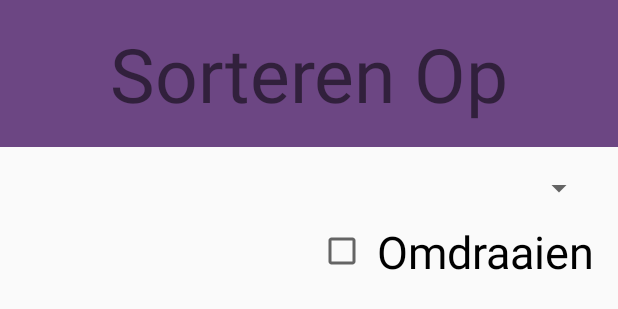
After one commit to brentvermolen/Films, an Android app: the layout dialog_sort.xml on its own in the app's theme, with its tools: preview values and no code run, on a phone screen of 412 x 824 dp. The commit adds this screen. Shown: the top 309 px of the screen. Run offline under Robolectric (Android 15) with nearby library versions, the phone set to English and light mode, and no system bars.

Commit message:
sorteren van films op Home

```diff
--- /dev/null
+++ b/app/src/main/res/layout/dialog_sort.xml
@@ -0,0 +1,45 @@
+<?xml version="1.0" encoding="utf-8"?>
+<LinearLayout
+    xmlns:android="http://schemas.android.com/apk/res/android"
+    android:layout_width="match_parent"
+    android:layout_height="match_parent"
+    android:orientation="vertical">
+
+    <TextView
+        android:id="@+id/lblTitel"
+        android:layout_width="match_parent"
+        android:layout_height="wrap_content"
+        android:text="Sorteren Op"
+        android:textSize="50dp"
+        android:gravity="center"
+        android:padding="15dp"
+        android:background="@color/colorPrimary"/>
+
+    <ScrollView
+        android:layout_width="match_parent"
+        android:layout_height="match_parent"
+        android:layout_margin="15dp">
+
+        <LinearLayout
+            android:layout_width="match_parent"
+            android:layout_height="match_parent"
+            android:orientation="vertical"
+            android:gravity="right">
+
+            <Spinner
+                android:id="@+id/cboSorterenOp"
+                android:layout_width="match_parent"
+                android:layout_height="wrap_content"
+                android:layout_marginBottom="10dp">
+            </Spinner>
+
+            <CheckBox
+                android:id="@+id/chkDescending"
+                android:layout_width="wrap_content"
+                android:layout_height="wrap_content"
+                android:text=" Omdraaien"
+                android:textSize="30dp"/>
+
+        </LinearLayout>
+    </ScrollView>
+</LinearLayout>
--- a/app/src/main/res/layout/dialog_text_input.xml
+++ b/app/src/main/res/layout/dialog_text_input.xml
@@ -9,7 +9,7 @@
         android:id="@+id/lblTitel"
         android:layout_width="match_parent"
         android:layout_height="wrap_content"
-        android:text="Nieuwe Rit"
+        android:text="Titel"
         android:textSize="50dp"
         android:gravity="center"
         android:padding="15dp"
```
Also changed, not shown: app/src/main/java/com/example/brent/films/Class/DialogSorterenOp.java (added, +83 -0 lines), app/src/main/java/com/example/brent/films/HomeActivity.java (+68 -1 lines), app/src/main/res/drawable/ic_sort.xml (added, +9 -0 lines), app/src/main/res/menu/menu_home.xml (+7 -0 lines).
